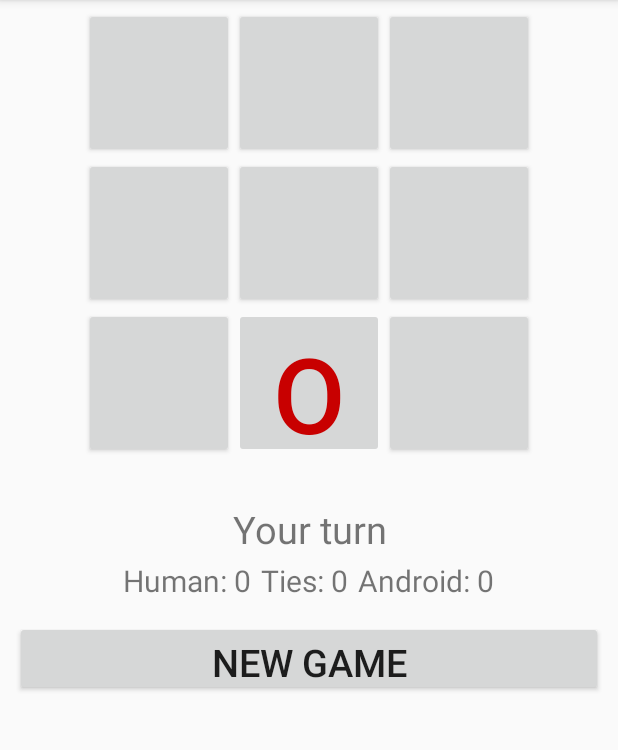
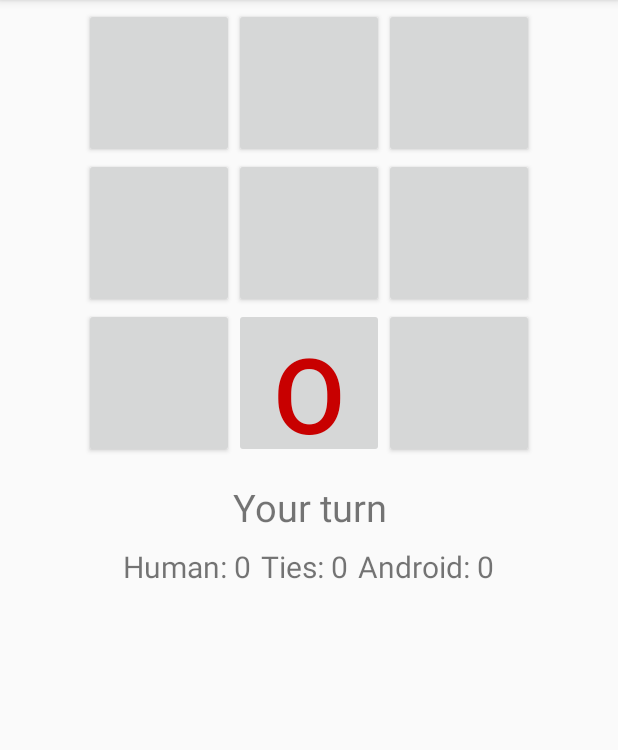
Before and after one commit to joyaa/AndroidStudioProjects, an Android app: the screen it shows after launch (AndroidTicTacToe), on a phone screen of 412 x 824 dp, the part 84-834 px from its top. Run offline under Robolectric (Android 15) with nearby library versions, the phone set to English and light mode, and no system bars.

Commit message:
"done with least reqs"

```diff
--- a/t2/app/src/main/java/ja44647/tictactoe/AndroidTicTacToe.java
+++ b/t2/app/src/main/java/ja44647/tictactoe/AndroidTicTacToe.java
@@ -185,24 +185,6 @@ public class AndroidTicTacToe extends AppCompatActivity {
             mBoardButtons[location].setTextColor(Color.rgb(200, 0, 0));
     }
 
-    /** Restarts the game when buttin New Game is pressed.
-     *  It is only possible to restart when a game is over.
-     *  The only other cption could be to give the computer
-     *  a point when the user chooses to restart the game,
-     *  in most cases because the user is loosing.
-     *
-     * @param v
-     */
-    public void restartGame(View v) {
-        if(!mGameOver) {
-            mCountComputer++;
-            mInfoTextView.setText(R.string.result_computer_wins);
-            TextView tv = (TextView) findViewById(R.id.count_computer);
-            tv.setText("Android: "+mCountComputer);
-        }
-        startNewGame();
-    }
-
     private void computerMove() {
         mInfoTextView.setText(R.string.turn_computer);
         int move = mGame.getComputerMove();
--- a/t2/app/src/main/res/layout/main.xml
+++ b/t2/app/src/main/res/layout/main.xml
@@ -120,14 +120,18 @@ android:gravity="center_horizontal">
         android:layout_height="wrap_content"
         android:text="info"
         android:gravity="center_horizontal"
-    android:layout_marginTop="30dp"
-    android:textSize="25sp" />
+        android:layout_marginTop="15dp"
+        android:textSize="25sp"/>
 
     <LinearLayout xmlns:android="http://schemas.android.com/apk/res/android"
         android:orientation="horizontal"
+        android:layout_weight="1"
         android:layout_width="wrap_content"
-        android:layout_height="wrap_content"
-        android:gravity="center_horizontal">
+        android:layout_height="0dp"
+        android:gravity="center|top"
+        android:layout_marginTop="5dp"
+        android:layout_marginBottom="10dp">
+
 
         <TextView
             android:id="@+id/count_human"
@@ -153,18 +157,4 @@ android:gravity="center_horizontal">
             android:textSize="20sp"
             android:layout_margin="3dp" />
         </LinearLayout>
-
-<Button
-    android:id="@+id/new_game"
-    android:layout_height="50dp"
-    android:layout_width="match_parent"
-    android:text="New Game"
-    android:textSize="25sp"
-    android:layout_marginRight="10dp"
-    android:layout_marginLeft="10dp"
-    android:layout_marginBottom="10dp"
-    android:layout_marginTop="10dp"
-    android:onClick="restartGame"
-    />
-
 </LinearLayout>
```
Lines whose indentation alone changed are shown as unchanged.
